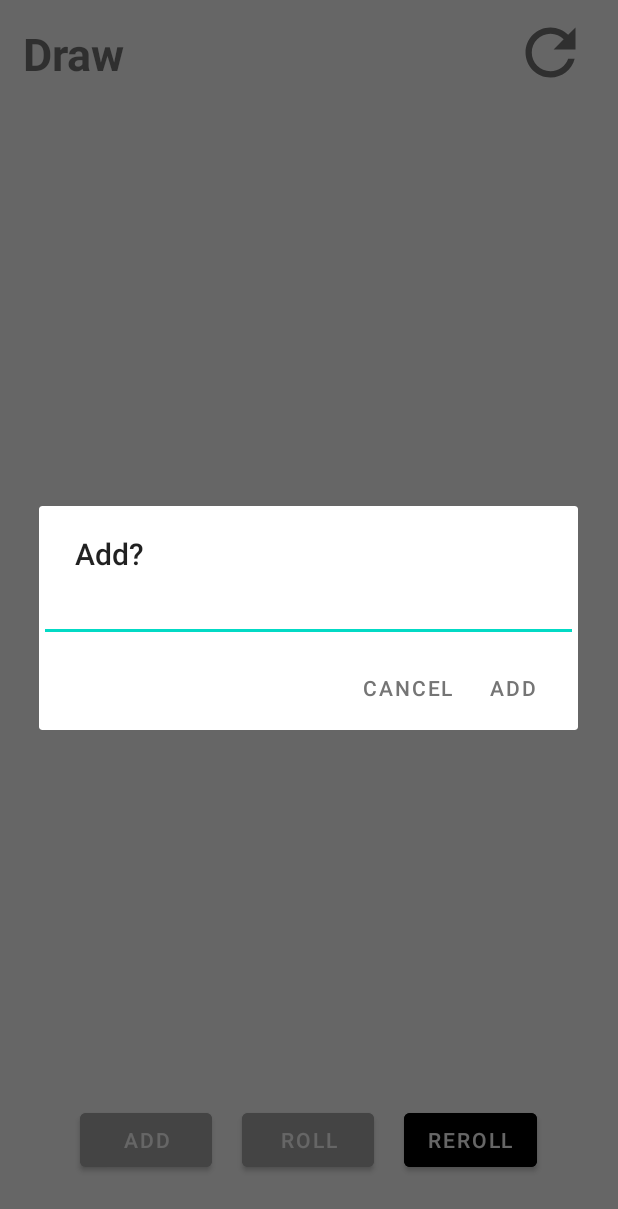
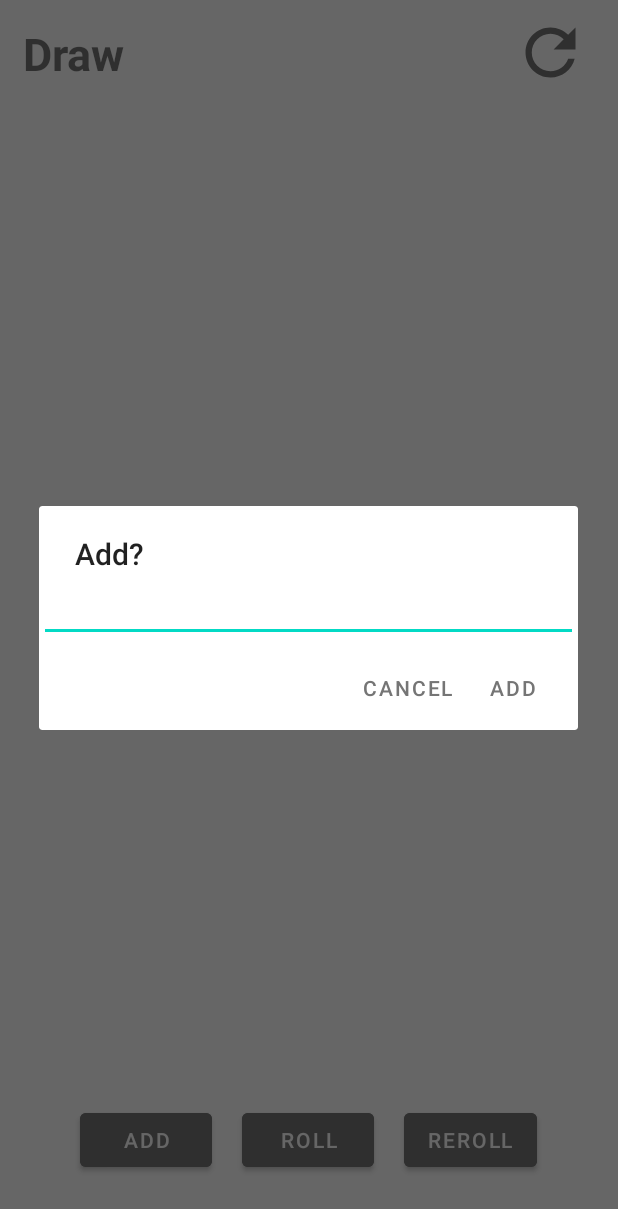
Before and after one commit to dewpe000/madcamp-Project-1, an Android app: the DrawActivity screen opened directly, with no data from a screen before it, after a tap on "ADD", on a phone screen of 412 x 824 dp. Shown: the top 1209 px of the screen. Run offline under Robolectric (Android 15) with nearby library versions, the phone set to English and light mode, and no system bars.

Commit message:
Button color

```diff
--- a/app/src/main/res/layout/activity_draw.xml
+++ b/app/src/main/res/layout/activity_draw.xml
@@ -76,7 +76,7 @@
                 android:id="@+id/add_btn"
                 android:layout_width="wrap_content"
                 android:layout_height="wrap_content"
-                android:backgroundTint="@android:color/darker_gray"
+                android:backgroundTint="@color/title"
                 android:gravity="center"
                 android:text="ADD" />
 
@@ -86,7 +86,7 @@
                 android:layout_width="wrap_content"
                 android:layout_height="wrap_content"
                 android:layout_marginStart="20dp"
-                android:backgroundTint="@android:color/darker_gray"
+                android:backgroundTint="@color/title"
                 android:gravity="center"
                 android:text="ROLL" />
 
@@ -95,7 +95,7 @@
                 android:layout_width="wrap_content"
                 android:layout_height="wrap_content"
                 android:layout_marginStart="20dp"
-                android:backgroundTint="@color/black"
+                android:backgroundTint="@color/title"
                 android:gravity="center"
                 android:text="REROLL" />
 
```
